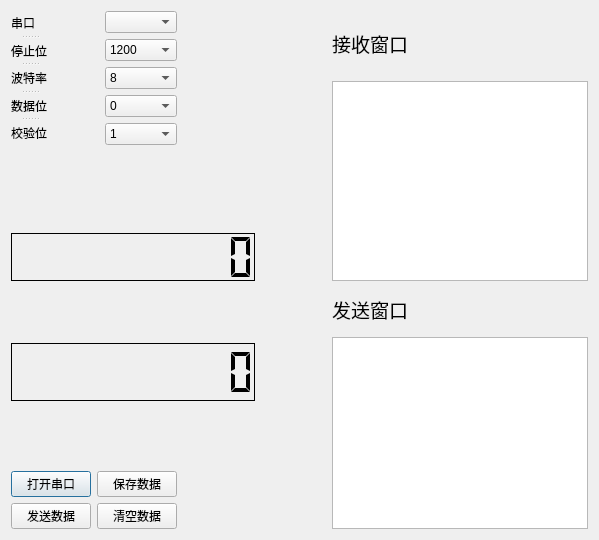
KongQingXin12/JCY, file portdialog.ui: the form before one commit.
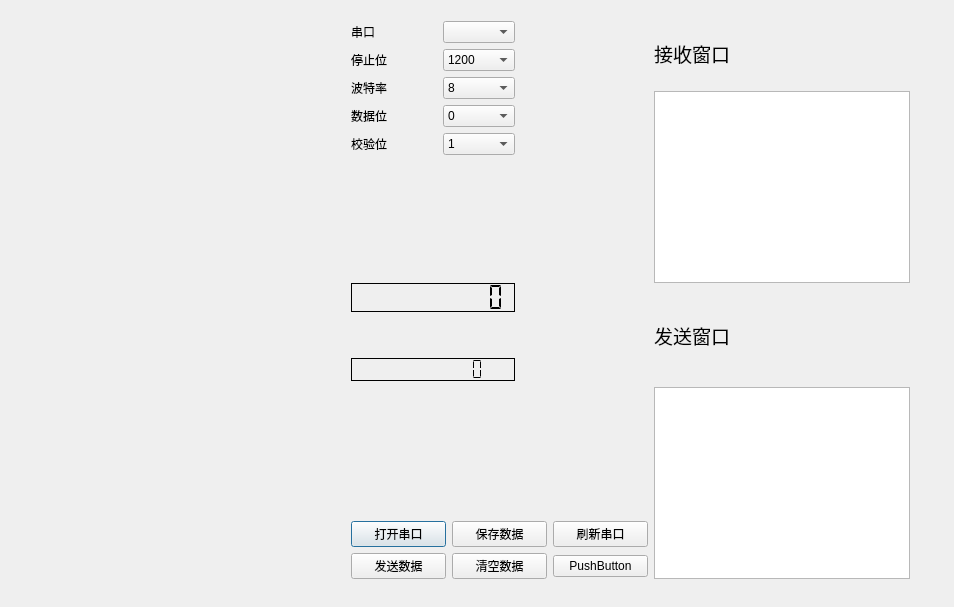
The form after the commit.

Commit message: 在串口页面能动态显示设备所转的角度

Diff of the .ui file:
```diff
--- a/portdialog.ui
+++ b/portdialog.ui
@@ -6,8 +6,8 @@
    <rect>
     <x>0</x>
     <y>0</y>
-    <width>599</width>
-    <height>540</height>
+    <width>954</width>
+    <height>607</height>
    </rect>
   </property>
   <property name="focusPolicy">
@@ -19,486 +19,86 @@
   <property name="windowTitle">
    <string>串口调试</string>
   </property>
-  <layout class="QGridLayout" name="gridLayout_2">
-   <item row="0" column="0">
-    <layout class="QGridLayout" name="gridLayout">
-     <item row="0" column="4">
-      <widget class="QLabel" name="label_5">
-       <property name="font">
-        <font>
-         <family>Arial</family>
-         <pointsize>14</pointsize>
-        </font>
-       </property>
-       <property name="text">
-        <string>接收窗口</string>
-       </property>
-      </widget>
-     </item>
-     <item row="0" column="2" rowspan="2">
-      <spacer name="horizontalSpacer">
-       <property name="orientation">
-        <enum>Qt::Horizontal</enum>
-       </property>
-       <property name="sizeHint" stdset="0">
-        <size>
-         <width>40</width>
-         <height>20</height>
-        </size>
-       </property>
-      </spacer>
-     </item>
-     <item row="1" column="4" rowspan="4">
-      <widget class="QTextEdit" name="Receive_Window">
-       <property name="font">
-        <font>
-         <family>Arial</family>
-         <pointsize>14</pointsize>
-        </font>
-       </property>
-      </widget>
-     </item>
-     <item row="4" column="0" colspan="3">
-      <widget class="QLCDNumber" name="dis_ang_sdj">
-       <property name="sizePolicy">
-        <sizepolicy hsizetype="Minimum" vsizetype="MinimumExpanding">
-         <horstretch>0</horstretch>
-         <verstretch>1</verstretch>
-        </sizepolicy>
-       </property>
-       <property name="palette">
-        <palette>
-         <active>
-          <colorrole role="WindowText">
-           <brush brushstyle="SolidPattern">
-            <color alpha="255">
-             <red>0</red>
-             <green>0</green>
-             <blue>0</blue>
-            </color>
-           </brush>
-          </colorrole>
-          <colorrole role="Dark">
-           <brush brushstyle="SolidPattern">
-            <color alpha="255">
-             <red>255</red>
-             <green>255</green>
-             <blue>255</blue>
-            </color>
-           </brush>
-          </colorrole>
-          <colorrole role="Text">
-           <brush brushstyle="SolidPattern">
-            <color alpha="255">
-             <red>0</red>
-             <green>0</green>
-             <blue>0</blue>
-            </color>
-           </brush>
-          </colorrole>
-          <colorrole role="ButtonText">
-           <brush brushstyle="SolidPattern">
-            <color alpha="255">
-             <red>0</red>
-             <green>0</green>
-             <blue>0</blue>
-            </color>
-           </brush>
-          </colorrole>
-         </active>
-         <inactive>
-          <colorrole role="WindowText">
-           <brush brushstyle="SolidPattern">
-            <color alpha="255">
-             <red>0</red>
-             <green>0</green>
-             <blue>0</blue>
-            </color>
-           </brush>
-          </colorrole>
-          <colorrole role="Dark">
-           <brush brushstyle="SolidPattern">
-            <color alpha="255">
-             <red>255</red>
-             <green>255</green>
-             <blue>255</blue>
-            </color>
-           </brush>
-          </colorrole>
-          <colorrole role="Text">
-           <brush brushstyle="SolidPattern">
-            <color alpha="255">
-             <red>0</red>
-             <green>0</green>
-             <blue>0</blue>
-            </color>
-           </brush>
-          </colorrole>
-          <colorrole role="ButtonText">
-           <brush brushstyle="SolidPattern">
-            <color alpha="255">
-             <red>0</red>
-             <green>0</green>
-             <blue>0</blue>
-            </color>
-           </brush>
-          </colorrole>
-         </inactive>
-         <disabled>
-          <colorrole role="WindowText">
-           <brush brushstyle="SolidPattern">
-            <color alpha="255">
-             <red>255</red>
-             <green>255</green>
-             <blue>255</blue>
-            </color>
-           </brush>
-          </colorrole>
-          <colorrole role="Dark">
-           <brush brushstyle="SolidPattern">
-            <color alpha="255">
-             <red>255</red>
-             <green>255</green>
-             <blue>255</blue>
-            </color>
-           </brush>
-          </colorrole>
-          <colorrole role="Text">
-           <brush brushstyle="SolidPattern">
-            <color alpha="255">
-             <red>255</red>
-             <green>255</green>
-             <blue>255</blue>
-            </color>
-           </brush>
-          </colorrole>
-          <colorrole role="ButtonText">
-           <brush brushstyle="SolidPattern">
-            <color alpha="255">
-             <red>255</red>
-             <green>255</green>
-             <blue>255</blue>
-            </color>
-           </brush>
-          </colorrole>
-         </disabled>
-        </palette>
-       </property>
-       <property name="font">
-        <font>
-         <family>Arial</family>
-         <pointsize>14</pointsize>
-        </font>
-       </property>
-       <property name="frameShadow">
-        <enum>QFrame::Plain</enum>
-       </property>
-       <property name="digitCount">
-        <number>10</number>
-       </property>
-       <property name="segmentStyle">
-        <enum>QLCDNumber::Flat</enum>
-       </property>
-      </widget>
-     </item>
-     <item row="5" column="1" rowspan="2">
-      <spacer name="verticalSpacer_3">
-       <property name="orientation">
-        <enum>Qt::Vertical</enum>
-       </property>
-       <property name="sizeType">
-        <enum>QSizePolicy::MinimumExpanding</enum>
-       </property>
-       <property name="sizeHint" stdset="0">
-        <size>
-         <width>20</width>
-         <height>50</height>
-        </size>
-       </property>
-      </spacer>
-     </item>
-     <item row="5" column="4">
-      <widget class="QLabel" name="label_6">
-       <property name="sizePolicy">
-        <sizepolicy hsizetype="Preferred" vsizetype="Expanding">
-         <horstretch>0</horstretch>
-         <verstretch>0</verstretch>
-        </sizepolicy>
-       </property>
-       <property name="font">
-        <font>
-         <family>Arial</family>
-         <pointsize>14</pointsize>
-        </font>
-       </property>
-       <property name="text">
-        <string>发送窗口</string>
-       </property>
-      </widget>
-     </item>
-     <item row="6" column="4" rowspan="5">
-      <widget class="QTextEdit" name="Send_Window">
-       <property name="font">
-        <font>
-         <family>Arial</family>
-         <pointsize>14</pointsize>
-        </font>
-       </property>
-      </widget>
-     </item>
-     <item row="8" column="0">
-      <spacer name="verticalSpacer_2">
-       <property name="orientation">
-        <enum>Qt::Vertical</enum>
-       </property>
-       <property name="sizeType">
-        <enum>QSizePolicy::MinimumExpanding</enum>
-       </property>
-       <property name="sizeHint" stdset="0">
-        <size>
-         <width>20</width>
-         <height>50</height>
-        </size>
-       </property>
-      </spacer>
-     </item>
-     <item row="8" column="2">
-      <spacer name="horizontalSpacer_2">
-       <property name="orientation">
-        <enum>Qt::Horizontal</enum>
-       </property>
-       <property name="sizeHint" stdset="0">
-        <size>
-         <width>40</width>
-         <height>20</height>
-        </size>
-       </property>
-      </spacer>
-     </item>
-     <item row="9" column="0">
-      <widget class="QPushButton" name="open_serial">
-       <property name="text">
-        <string>打开串口</string>
-       </property>
-      </widget>
-     </item>
-     <item row="10" column="0">
-      <widget class="QPushButton" name="SendDataButton">
-       <property name="text">
-        <string>发送数据</string>
-       </property>
-      </widget>
-     </item>
-     <item row="9" column="1">
-      <widget class="QPushButton" name="save_receive_data">
-       <property name="text">
-        <string>保存数据</string>
-       </property>
-      </widget>
-     </item>
-     <item row="10" column="1">
-      <widget class="QPushButton" name="ClearDataButton">
-       <property name="text">
-        <string>清空数据</string>
-       </property>
-      </widget>
-     </item>
-     <item row="7" column="0" colspan="3">
-      <widget class="QLCDNumber" name="dis_num_sdj">
-       <property name="sizePolicy">
-        <sizepolicy hsizetype="Minimum" vsizetype="Expanding">
-         <horstretch>0</horstretch>
-         <verstretch>0</verstretch>
-        </sizepolicy>
-       </property>
-       <property name="palette">
-        <palette>
-         <active>
-          <colorrole role="WindowText">
-           <brush brushstyle="SolidPattern">
-            <color alpha="255">
-             <red>0</red>
-             <green>0</green>
-             <blue>0</blue>
-            </color>
-           </brush>
-          </colorrole>
-          <colorrole role="Dark">
-           <brush brushstyle="SolidPattern">
-            <color alpha="255">
-             <red>255</red>
-             <green>255</green>
-             <blue>255</blue>
-            </color>
-           </brush>
-          </colorrole>
-          <colorrole role="Text">
-           <brush brushstyle="SolidPattern">
-            <color alpha="255">
-             <red>0</red>
-             <green>0</green>
-             <blue>0</blue>
-            </color>
-           </brush>
-          </colorrole>
-          <colorrole role="ButtonText">
-           <brush brushstyle="SolidPattern">
-            <color alpha="255">
-             <red>0</red>
-             <green>0</green>
-             <blue>0</blue>
-            </color>
-           </brush>
-          </colorrole>
-         </active>
-         <inactive>
-          <colorrole role="WindowText">
-           <brush brushstyle="SolidPattern">
-            <color alpha="255">
-             <red>0</red>
-             <green>0</green>
-             <blue>0</blue>
-            </color>
-           </brush>
-          </colorrole>
-          <colorrole role="Dark">
-           <brush brushstyle="SolidPattern">
-            <color alpha="255">
-             <red>255</red>
-             <green>255</green>
-             <blue>255</blue>
-            </color>
-           </brush>
-          </colorrole>
-          <colorrole role="Text">
-           <brush brushstyle="SolidPattern">
-            <color alpha="255">
-             <red>0</red>
-             <green>0</green>
-             <blue>0</blue>
-            </color>
-           </brush>
-          </colorrole>
-          <colorrole role="ButtonText">
-           <brush brushstyle="SolidPattern">
-            <color alpha="255">
-             <red>0</red>
-             <green>0</green>
-             <blue>0</blue>
-            </color>
-           </brush>
-          </colorrole>
-         </inactive>
-         <disabled>
-          <colorrole role="WindowText">
-           <brush brushstyle="SolidPattern">
-            <color alpha="255">
-             <red>255</red>
-             <green>255</green>
-             <blue>255</blue>
-            </color>
-           </brush>
-          </colorrole>
-          <colorrole role="Dark">
-           <brush brushstyle="SolidPattern">
-            <color alpha="255">
-             <red>255</red>
-             <green>255</green>
-             <blue>255</blue>
-            </color>
-           </brush>
-          </colorrole>
-          <colorrole role="Text">
-           <brush brushstyle="SolidPattern">
-            <color alpha="255">
-             <red>255</red>
-             <green>255</green>
-             <blue>255</blue>
-            </color>
-           </brush>
-          </colorrole>
-          <colorrole role="ButtonText">
-           <brush brushstyle="SolidPattern">
-            <color alpha="255">
-             <red>255</red>
-             <green>255</green>
-             <blue>255</blue>
-            </color>
-           </brush>
-          </colorrole>
-         </disabled>
-        </palette>
-       </property>
-       <property name="font">
-        <font>
-         <family>Arial</family>
-         <pointsize>14</pointsize>
-        </font>
-       </property>
-       <property name="focusPolicy">
-        <enum>Qt::NoFocus</enum>
-       </property>
-       <property name="autoFillBackground">
-        <bool>true</bool>
-       </property>
-       <property name="frameShadow">
-        <enum>QFrame::Plain</enum>
-       </property>
-       <property name="smallDecimalPoint">
-        <bool>false</bool>
-       </property>
-       <property name="digitCount">
-        <number>10</number>
-       </property>
-       <property name="segmentStyle">
-        <enum>QLCDNumber::Flat</enum>
-       </property>
-       <property name="value" stdset="0">
-        <double>0.000000000000000</double>
-       </property>
-      </widget>
-     </item>
-     <item row="0" column="0" rowspan="2" colspan="2">
-      <layout class="QHBoxLayout" name="horizontalLayout">
-       <item>
-        <widget class="QSplitter" name="splitter">
-         <property name="orientation">
-          <enum>Qt::Vertical</enum>
-         </property>
+  <widget class="QWidget" name="layoutWidget">
+   <property name="geometry">
+    <rect>
+     <x>351</x>
+     <y>21</y>
+     <width>559</width>
+     <height>558</height>
+    </rect>
+   </property>
+   <layout class="QGridLayout" name="gridLayout_5">
+    <item row="0" column="0" rowspan="2">
+     <layout class="QGridLayout" name="gridLayout_4">
+      <item row="0" column="0" rowspan="5">
+       <layout class="QGridLayout" name="gridLayout_3">
+        <item row="0" column="0">
          <widget class="QLabel" name="label">
           <property name="text">
            <string>串口</string>
           </property>
          </widget>
+        </item>
+        <item row="1" column="0">
          <widget class="QLabel" name="label_7">
           <property name="text">
            <string>停止位</string>
           </property>
          </widget>
-         <widget class="QLabel" name="label_2">
-          <property name="text">
-           <string>波特率</string>
-          </property>
-         </widget>
+        </item>
+        <item row="3" column="0">
          <widget class="QLabel" name="label_3">
           <property name="text">
            <string>数据位</string>
           </property>
          </widget>
+        </item>
+        <item row="2" column="0">
+         <widget class="QLabel" name="label_2">
+          <property name="text">
+           <string>波特率</string>
+          </property>
+         </widget>
+        </item>
+        <item row="4" column="0">
          <widget class="QLabel" name="label_4">
           <property name="text">
            <string>校验位</string>
           </property>
          </widget>
-        </widget>
-       </item>
-       <item>
-        <spacer name="horizontalSpacer_3">
-         <property name="orientation">
-          <enum>Qt::Horizontal</enum>
+        </item>
+       </layout>
+      </item>
+      <item row="0" column="2">
+       <widget class="QComboBox" name="PortBox"/>
+      </item>
+      <item row="1" column="1" rowspan="4">
+       <spacer name="horizontalSpacer_3">
+        <property name="orientation">
+         <enum>Qt::Horizontal</enum>
+        </property>
+        <property name="sizeType">
+         <enum>QSizePolicy::Fixed</enum>
+        </property>
+        <property name="sizeHint" stdset="0">
+         <size>
+          <width>50</width>
+          <height>98</height>
+         </size>
+        </property>
+       </spacer>
+      </item>
+      <item row="1" column="2">
+       <widget class="QComboBox" name="BaudBox">
+        <item>
+         <property name="text">
+          <string>1200</string>
          </property>
-         <property name="sizeType">
-          <enum>QSizePolicy::Fixed</enum>
+        </item>
+        <item>
+         <property name="text">
+          <string>9600</string>
          </property>
          <property name="sizeHint" stdset="0">
           <size>
@@ -506,122 +106,551 @@
            <height>98</height>
           </size>
          </property>
-        </spacer>
-       </item>
-       <item>
-        <layout class="QVBoxLayout" name="verticalLayout">
-         <item>
-          <widget class="QComboBox" name="PortBox"/>
-         </item>
-         <item>
-          <widget class="QComboBox" name="BaudBox">
-           <item>
-            <property name="text">
-             <string>1200</string>
-            </property>
-           </item>
-           <item>
-            <property name="text">
-             <string>9600</string>
-            </property>
-           </item>
-           <item>
-            <property name="text">
-             <string>14400</string>
-            </property>
-           </item>
-           <item>
-            <property name="text">
-             <string>57600</string>
-            </property>
-           </item>
-           <item>
-            <property name="text">
-             <string>115200</string>
-            </property>
-           </item>
-          </widget>
-         </item>
-         <item>
-          <widget class="QComboBox" name="BitBox">
-           <property name="editable">
-            <bool>false</bool>
-           </property>
-           <property name="currentText">
-            <string>8</string>
-           </property>
-           <property name="currentIndex">
-            <number>0</number>
-           </property>
-           <item>
-            <property name="text">
-             <string>8</string>
-            </property>
-           </item>
-          </widget>
-         </item>
-         <item>
-          <widget class="QComboBox" name="ParityBox">
-           <item>
-            <property name="text">
-             <string>0</string>
-            </property>
-           </item>
-          </widget>
-         </item>
-         <item>
-          <widget class="QComboBox" name="StopBox">
-           <item>
-            <property name="text">
-             <string>1</string>
-            </property>
-           </item>
-           <item>
-            <property name="text">
-             <string>2</string>
-            </property>
-           </item>
-          </widget>
-         </item>
-        </layout>
-       </item>
-      </layout>
-     </item>
-     <item row="4" column="3">
-      <spacer name="horizontalSpacer_4">
-       <property name="orientation">
-        <enum>Qt::Horizontal</enum>
-       </property>
-       <property name="sizeType">
-        <enum>QSizePolicy::MinimumExpanding</enum>
-       </property>
-       <property name="sizeHint" stdset="0">
-        <size>
-         <width>70</width>
-         <height>20</height>
-        </size>
-       </property>
-      </spacer>
-     </item>
-     <item row="3" column="0">
-      <spacer name="verticalSpacer">
-       <property name="orientation">
-        <enum>Qt::Vertical</enum>
-       </property>
-       <property name="sizeType">
-        <enum>QSizePolicy::MinimumExpanding</enum>
-       </property>
-       <property name="sizeHint" stdset="0">
-        <size>
-         <width>20</width>
-         <height>70</height>
-        </size>
-       </property>
-      </spacer>
-     </item>
-    </layout>
-   </item>
-  </layout>
+        </item>
+        <item>
+         <property name="text">
+          <string>57600</string>
+         </property>
+        </item>
+        <item>
+         <property name="text">
+          <string>115200</string>
+         </property>
+        </item>
+       </widget>
+      </item>
+      <item row="2" column="2">
+       <widget class="QComboBox" name="BitBox">
+        <property name="editable">
+         <bool>false</bool>
+        </property>
+        <property name="currentText">
+         <string>8</string>
+        </property>
+        <property name="currentIndex">
+         <number>0</number>
+        </property>
+        <item>
+         <property name="text">
+          <string>8</string>
+         </property>
+        </item>
+       </widget>
+      </item>
+      <item row="3" column="2">
+       <widget class="QComboBox" name="ParityBox">
+        <item>
+         <property name="text">
+          <string>0</string>
+         </property>
+        </item>
+       </widget>
+      </item>
+      <item row="4" column="2">
+       <widget class="QComboBox" name="StopBox">
+        <item>
+         <property name="text">
+          <string>1</string>
+         </property>
+        </item>
+        <item>
+         <property name="text">
+          <string>2</string>
+         </property>
+        </item>
+       </widget>
+      </item>
+     </layout>
+    </item>
+    <item row="0" column="1">
+     <spacer name="horizontalSpacer">
+      <property name="orientation">
+       <enum>Qt::Horizontal</enum>
+      </property>
+      <property name="sizeHint" stdset="0">
+       <size>
+        <width>40</width>
+        <height>20</height>
+       </size>
+      </property>
+     </spacer>
+    </item>
+    <item row="0" column="2">
+     <widget class="QLabel" name="label_5">
+      <property name="font">
+       <font>
+        <family>Arial</family>
+        <pointsize>14</pointsize>
+       </font>
+      </property>
+      <property name="text">
+       <string>接收窗口</string>
+      </property>
+     </widget>
+    </item>
+    <item row="1" column="2" rowspan="3">
+     <widget class="QTextEdit" name="Receive_Window">
+      <property name="font">
+       <font>
+        <family>Arial</family>
+        <pointsize>14</pointsize>
+       </font>
+      </property>
+     </widget>
+    </item>
+    <item row="2" column="0">
+     <spacer name="verticalSpacer">
+      <property name="orientation">
+       <enum>Qt::Vertical</enum>
+      </property>
+      <property name="sizeType">
+       <enum>QSizePolicy::MinimumExpanding</enum>
+      </property>
+      <property name="sizeHint" stdset="0">
+       <size>
+        <width>20</width>
+        <height>70</height>
+       </size>
+      </property>
+     </spacer>
+    </item>
+    <item row="3" column="0" rowspan="2">
+     <layout class="QGridLayout" name="gridLayout_2">
+      <item row="0" column="0">
+       <widget class="QLCDNumber" name="dis_ang_sdj">
+        <property name="sizePolicy">
+         <sizepolicy hsizetype="Minimum" vsizetype="MinimumExpanding">
+          <horstretch>0</horstretch>
+          <verstretch>1</verstretch>
+         </sizepolicy>
+        </property>
+        <property name="palette">
+         <palette>
+          <active>
+           <colorrole role="WindowText">
+            <brush brushstyle="SolidPattern">
+             <color alpha="255">
+              <red>0</red>
+              <green>0</green>
+              <blue>0</blue>
+             </color>
+            </brush>
+           </colorrole>
+           <colorrole role="Dark">
+            <brush brushstyle="SolidPattern">
+             <color alpha="255">
+              <red>255</red>
+              <green>255</green>
+              <blue>255</blue>
+             </color>
+            </brush>
+           </colorrole>
+           <colorrole role="Text">
+            <brush brushstyle="SolidPattern">
+             <color alpha="255">
+              <red>0</red>
+              <green>0</green>
+              <blue>0</blue>
+             </color>
+            </brush>
+           </colorrole>
+           <colorrole role="ButtonText">
+            <brush brushstyle="SolidPattern">
+             <color alpha="255">
+              <red>0</red>
+              <green>0</green>
+              <blue>0</blue>
+             </color>
+            </brush>
+           </colorrole>
+          </active>
+          <inactive>
+           <colorrole role="WindowText">
+            <brush brushstyle="SolidPattern">
+             <color alpha="255">
+              <red>0</red>
+              <green>0</green>
+              <blue>0</blue>
+             </color>
+            </brush>
+           </colorrole>
+           <colorrole role="Dark">
+            <brush brushstyle="SolidPattern">
+             <color alpha="255">
+              <red>255</red>
+              <green>255</green>
+              <blue>255</blue>
+             </color>
+            </brush>
+           </colorrole>
+           <colorrole role="Text">
+            <brush brushstyle="SolidPattern">
+             <color alpha="255">
+              <red>0</red>
+              <green>0</green>
+              <blue>0</blue>
+             </color>
+            </brush>
+           </colorrole>
+           <colorrole role="ButtonText">
+            <brush brushstyle="SolidPattern">
+             <color alpha="255">
+              <red>0</red>
+              <green>0</green>
+              <blue>0</blue>
+             </color>
+            </brush>
+           </colorrole>
+          </inactive>
+          <disabled>
+           <colorrole role="WindowText">
+            <brush brushstyle="SolidPattern">
+             <color alpha="255">
+              <red>255</red>
+              <green>255</green>
+              <blue>255</blue>
+             </color>
+            </brush>
+           </colorrole>
+           <colorrole role="Dark">
+            <brush brushstyle="SolidPattern">
+             <color alpha="255">
+              <red>255</red>
+              <green>255</green>
+              <blue>255</blue>
+             </color>
+            </brush>
+           </colorrole>
+           <colorrole role="Text">
+            <brush brushstyle="SolidPattern">
+             <color alpha="255">
+              <red>255</red>
+              <green>255</green>
+              <blue>255</blue>
+             </color>
+            </brush>
+           </colorrole>
+           <colorrole role="ButtonText">
+            <brush brushstyle="SolidPattern">
+             <color alpha="255">
+              <red>255</red>
+              <green>255</green>
+              <blue>255</blue>
+             </color>
+            </brush>
+           </colorrole>
+          </disabled>
+         </palette>
+        </property>
+        <property name="font">
+         <font>
+          <family>Arial</family>
+          <pointsize>14</pointsize>
+         </font>
+        </property>
+        <property name="frameShadow">
+         <enum>QFrame::Plain</enum>
+        </property>
+        <property name="digitCount">
+         <number>10</number>
+        </property>
+        <property name="segmentStyle">
+         <enum>QLCDNumber::Flat</enum>
+        </property>
+       </widget>
+      </item>
+      <item row="1" column="0">
+       <spacer name="verticalSpacer_3">
+        <property name="orientation">
+         <enum>Qt::Vertical</enum>
+        </property>
+        <property name="sizeType">
+         <enum>QSizePolicy::Expanding</enum>
+        </property>
+        <property name="sizeHint" stdset="0">
+         <size>
+          <width>20</width>
+          <height>40</height>
+         </size>
+        </property>
+       </spacer>
+      </item>
+      <item row="2" column="0">
+       <widget class="QLCDNumber" name="dis_num_sdj">
+        <property name="sizePolicy">
+         <sizepolicy hsizetype="Minimum" vsizetype="Expanding">
+          <horstretch>0</horstretch>
+          <verstretch>0</verstretch>
+         </sizepolicy>
+        </property>
+        <property name="palette">
+         <palette>
+          <active>
+           <colorrole role="WindowText">
+            <brush brushstyle="SolidPattern">
+             <color alpha="255">
+              <red>0</red>
+              <green>0</green>
+              <blue>0</blue>
+             </color>
+            </brush>
+           </colorrole>
+           <colorrole role="Dark">
+            <brush brushstyle="SolidPattern">
+             <color alpha="255">
+              <red>255</red>
+              <green>255</green>
+              <blue>255</blue>
+             </color>
+            </brush>
+           </colorrole>
+           <colorrole role="Text">
+            <brush brushstyle="SolidPattern">
+             <color alpha="255">
+              <red>0</red>
+              <green>0</green>
+              <blue>0</blue>
+             </color>
+            </brush>
+           </colorrole>
+           <colorrole role="ButtonText">
+            <brush brushstyle="SolidPattern">
+             <color alpha="255">
+              <red>0</red>
+              <green>0</green>
+              <blue>0</blue>
+             </color>
+            </brush>
+           </colorrole>
+          </active>
+          <inactive>
+           <colorrole role="WindowText">
+            <brush brushstyle="SolidPattern">
+             <color alpha="255">
+              <red>0</red>
+              <green>0</green>
+              <blue>0</blue>
+             </color>
+            </brush>
+           </colorrole>
+           <colorrole role="Dark">
+            <brush brushstyle="SolidPattern">
+             <color alpha="255">
+              <red>255</red>
+              <green>255</green>
+              <blue>255</blue>
+             </color>
+            </brush>
+           </colorrole>
+           <colorrole role="Text">
+            <brush brushstyle="SolidPattern">
+             <color alpha="255">
+              <red>0</red>
+              <green>0</green>
+              <blue>0</blue>
+             </color>
+            </brush>
+           </colorrole>
+           <colorrole role="ButtonText">
+            <brush brushstyle="SolidPattern">
+             <color alpha="255">
+              <red>0</red>
+              <green>0</green>
+              <blue>0</blue>
+             </color>
+            </brush>
+           </colorrole>
+          </inactive>
+          <disabled>
+           <colorrole role="WindowText">
+            <brush brushstyle="SolidPattern">
+             <color alpha="255">
+              <red>255</red>
+              <green>255</green>
+              <blue>255</blue>
+             </color>
+            </brush>
+           </colorrole>
+           <colorrole role="Dark">
+            <brush brushstyle="SolidPattern">
+             <color alpha="255">
+              <red>255</red>
+              <green>255</green>
+              <blue>255</blue>
+             </color>
+            </brush>
+           </colorrole>
+           <colorrole role="Text">
+            <brush brushstyle="SolidPattern">
+             <color alpha="255">
+              <red>255</red>
+              <green>255</green>
+              <blue>255</blue>
+             </color>
+            </brush>
+           </colorrole>
+           <colorrole role="ButtonText">
+            <brush brushstyle="SolidPattern">
+             <color alpha="255">
+              <red>255</red>
+              <green>255</green>
+              <blue>255</blue>
+             </color>
+            </brush>
+           </colorrole>
+          </disabled>
+         </palette>
+        </property>
+        <property name="font">
+         <font>
+          <family>Arial</family>
+          <pointsize>14</pointsize>
+         </font>
+        </property>
+        <property name="focusPolicy">
+         <enum>Qt::NoFocus</enum>
+        </property>
+        <property name="autoFillBackground">
+         <bool>false</bool>
+        </property>
+        <property name="frameShadow">
+         <enum>QFrame::Plain</enum>
+        </property>
+        <property name="smallDecimalPoint">
+         <bool>false</bool>
+        </property>
+        <property name="digitCount">
+         <number>10</number>
+        </property>
+        <property name="segmentStyle">
+         <enum>QLCDNumber::Flat</enum>
+        </property>
+        <property name="value" stdset="0">
+         <double>0.000000000000000</double>
+        </property>
+       </widget>
+      </item>
+     </layout>
+    </item>
+    <item row="4" column="1">
+     <spacer name="horizontalSpacer_2">
+      <property name="orientation">
+       <enum>Qt::Horizontal</enum>
+      </property>
+      <property name="sizeHint" stdset="0">
+       <size>
+        <width>118</width>
+        <height>20</height>
+       </size>
+      </property>
+     </spacer>
+    </item>
+    <item row="4" column="2">
+     <widget class="QLabel" name="label_6">
+      <property name="sizePolicy">
+       <sizepolicy hsizetype="Preferred" vsizetype="Expanding">
+        <horstretch>0</horstretch>
+        <verstretch>0</verstretch>
+       </sizepolicy>
+      </property>
+      <property name="font">
+       <font>
+        <family>Arial</family>
+        <pointsize>14</pointsize>
+       </font>
+      </property>
+      <property name="text">
+       <string>发送窗口</string>
+      </property>
+     </widget>
+    </item>
+    <item row="5" column="0">
+     <spacer name="verticalSpacer_2">
+      <property name="orientation">
+       <enum>Qt::Vertical</enum>
+      </property>
+      <property name="sizeType">
+       <enum>QSizePolicy::MinimumExpanding</enum>
+      </property>
+      <property name="sizeHint" stdset="0">
+       <size>
+        <width>20</width>
+        <height>50</height>
+       </size>
+      </property>
+     </spacer>
+    </item>
+    <item row="5" column="2" rowspan="2">
+     <widget class="QTextEdit" name="Send_Window">
+      <property name="font">
+       <font>
+        <family>Arial</family>
+        <pointsize>14</pointsize>
+       </font>
+      </property>
+     </widget>
+    </item>
+    <item row="6" column="0" colspan="2">
+     <layout class="QGridLayout" name="gridLayout">
+      <item row="0" column="0">
+       <widget class="QPushButton" name="open_serial">
+        <property name="text">
+         <string>打开串口</string>
+        </property>
+       </widget>
+      </item>
+      <item row="0" column="1">
+       <widget class="QPushButton" name="save_receive_data">
+        <property name="text">
+         <string>保存数据</string>
+        </property>
+       </widget>
+      </item>
+      <item row="0" column="2">
+       <widget class="QPushButton" name="refresh_serial_port">
+        <property name="text">
+         <string>刷新串口</string>
+        </property>
+       </widget>
+      </item>
+      <item row="1" column="0">
+       <widget class="QPushButton" name="SendDataButton">
+        <property name="text">
+         <string>发送数据</string>
+        </property>
+       </widget>
+      </item>
+      <item row="1" column="1">
+       <widget class="QPushButton" name="ClearDataButton">
+        <property name="text">
+         <string>清空数据</string>
+        </property>
+       </widget>
+      </item>
+      <item row="1" column="2">
+       <widget class="QPushButton" name="pushButton_2">
+        <property name="text">
+         <string>PushButton</string>
+        </property>
+       </widget>
+      </item>
+     </layout>
+    </item>
+   </layout>
+  </widget>
+  <widget class="QLabel" name="sector_dis">
+   <property name="geometry">
+    <rect>
+     <x>40</x>
+     <y>40</y>
+     <width>281</width>
+     <height>281</height>
+    </rect>
+   </property>
+   <property name="text">
+    <string/>
+   </property>
+  </widget>
  </widget>
  <resources/>
  <connections/>
```
Left out of the diff: 9 changed lines with no effect on the pictures. The commit also changes 3 other files.
